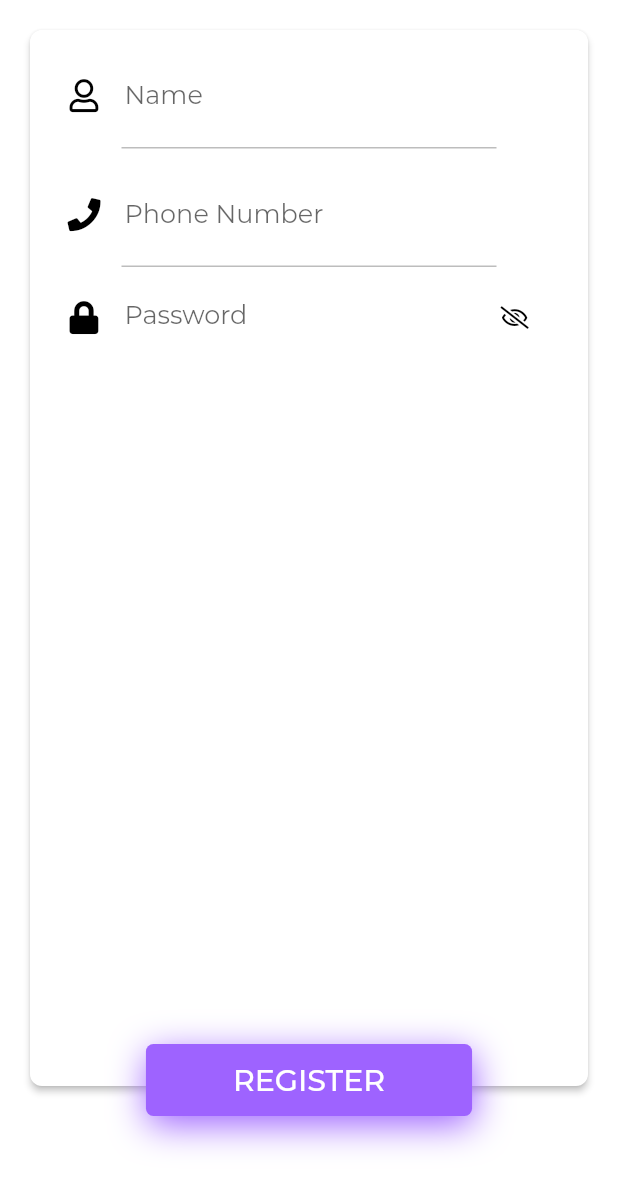
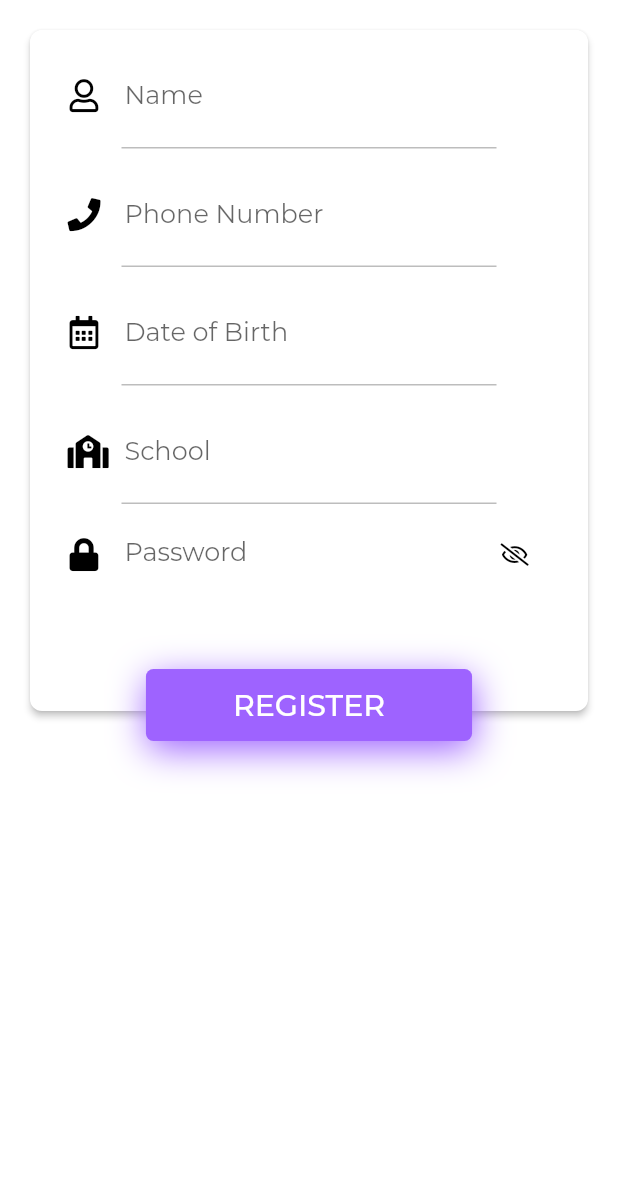
Before and after one commit to Vasha-Shikkha/mobile_application, a Flutter app: the RegistrationForm widget shown alone on an empty page, opened directly, on a phone screen of 412 x 824 dp. Shown: the top 1189 px of the screen. Run offline on Flutter 3.47's test engine with Material 2 defaults, Android fonts, the phone set to English and light mode, and no system bars; our stand-ins replace connectivity_plus, dio, firebase_core, flutter_spinkit, flutter_svg, font_awesome_flutter and 1 more; missing offline and left inert: flutter_animated_dialog; accounts and stored records are empty; project files that could hold a hidden picture were left out.

Commit message:
Add date of birth & school in registration

```diff
--- a/lib/ui/login/registration_form.dart
+++ b/lib/ui/login/registration_form.dart
@@ -1,8 +1,5 @@
-import 'dart:convert';
-
 import 'package:Vasha_Shikkha/data/controllers/login.dart';
 import 'package:Vasha_Shikkha/ui/home/home_screen.dart';
-import 'package:Vasha_Shikkha/ui/login/login_screen.dart';
 import 'package:flutter/material.dart';
 import 'package:flutter_spinkit/flutter_spinkit.dart';
 import 'package:font_awesome_flutter/font_awesome_flutter.dart';
@@ -19,15 +16,19 @@ class RegistrationForm extends StatefulWidget {
 class _RegistrationFormState extends State<RegistrationForm> {
   final FocusNode myFocusNodeNameRegister = FocusNode();
   final FocusNode myFocusNodePhoneRegister = FocusNode();
+  final FocusNode myFocusNodeDobRegister = FocusNode();
+  final FocusNode myFocusNodeSchoolRegister = FocusNode();
   final FocusNode myFocusNodePasswordRegister = FocusNode();
 
-  TextEditingController registerNameController = new TextEditingController();
-  TextEditingController registerPhoneController = new TextEditingController();
-  TextEditingController registerPasswordController =
-      new TextEditingController();
+  TextEditingController registerNameController = TextEditingController();
+  TextEditingController registerPhoneController = TextEditingController();
+  TextEditingController registerDobController = TextEditingController();
+  TextEditingController registerSchoolController = TextEditingController();
+  TextEditingController registerPasswordController = TextEditingController();
 
   bool _obscureTextRegister = true;
   bool _loading = false;
+  DateTime _dateOfBirth;
 
   LoginController _loginController;
   GlobalKey<FormState> _formKey;
@@ -41,7 +42,8 @@ class _RegistrationFormState extends State<RegistrationForm> {
 
   @override
   Widget build(BuildContext context) {
-    return Stack(
+    return SingleChildScrollView(
+      child: Stack(
         alignment: AlignmentDirectional.topCenter,
         clipBehavior: Clip.antiAlias,
         children: <Widget>[
@@ -136,7 +138,73 @@ class _RegistrationFormState extends State<RegistrationForm> {
                   ),
                   Padding(
                     padding: EdgeInsets.only(
-                      top: 10.0, bottom: 20.0, left: 25.0, right: 25.0),
+                        top: 20.0, bottom: 10.0, left: 25.0, right: 25.0),
+                    child: TextFormField(
+                      focusNode: myFocusNodeDobRegister,
+                      controller: registerDobController,
+                      readOnly: true,
+                      style: TextStyle(
+                        fontSize: 16.0,
+                        color: Colors.black,
+                      ),
+                      decoration: InputDecoration(
+                        border: InputBorder.none,
+                        icon: Icon(
+                          FontAwesomeIcons.calendarAlt,
+                          color: Colors.black,
+                          size: 22.0,
+                        ),
+                        hintText: "Date of Birth",
+                        hintStyle: TextStyle(fontSize: 17.0),
+                      ),
+                      onTap: () async {
+                        _dateOfBirth = await showDatePicker(
+                          context: context,
+                          initialDate: DateTime(DateTime.now().year - 10),
+                          firstDate: DateTime(1900),
+                          lastDate: DateTime.now(),
+                        );
+                        registerDobController.text =
+                            _dateOfBirth.toString().substring(0, 10);
+                      },
+                    ),
+                  ),
+                  Container(
+                    width: 250.0,
+                    height: 1.0,
+                    color: Colors.grey[400],
+                  ),
+                  Padding(
+                    padding: EdgeInsets.only(
+                        top: 20.0, bottom: 10.0, left: 25.0, right: 25.0),
+                    child: TextFormField(
+                      focusNode: myFocusNodeSchoolRegister,
+                      controller: registerSchoolController,
+                      keyboardType: TextInputType.text,
+                      style: TextStyle(
+                        fontSize: 16.0,
+                        color: Colors.black,
+                      ),
+                      decoration: InputDecoration(
+                        border: InputBorder.none,
+                        icon: Icon(
+                          FontAwesomeIcons.school,
+                          color: Colors.black,
+                          size: 22.0,
+                        ),
+                        hintText: "School",
+                        hintStyle: TextStyle(fontSize: 17.0),
+                      ),
+                    ),
+                  ),
+                  Container(
+                    width: 250.0,
+                    height: 1.0,
+                    color: Colors.grey[400],
+                  ),
+                  Padding(
+                    padding: EdgeInsets.only(
+                        top: 10.0, bottom: 80.0, left: 25.0, right: 25.0),
                     child: TextFormField(
                       focusNode: myFocusNodePasswordRegister,
                       controller: registerPasswordController,
@@ -221,7 +289,8 @@ class _RegistrationFormState extends State<RegistrationForm> {
                     try {
                       final registerMessage = await _register();
                       showInSnackBar(registerMessage);
-                    if (registerMessage.compareTo("Registration successful") ==
+                      if (registerMessage
+                              .compareTo("Registration successful") ==
                           0) {
                         await _login();
                         await Future.delayed(
@@ -246,6 +315,7 @@ class _RegistrationFormState extends State<RegistrationForm> {
             ),
           ),
         ],
+      ),
     );
   }
 
@@ -275,6 +345,8 @@ class _RegistrationFormState extends State<RegistrationForm> {
   Future<String> _register() async {
     String _name = registerNameController.text;
     String _phone = registerPhoneController.text;
+    // _dateTime
+    String _school = registerSchoolController.text;
     String _password = registerPasswordController.text;
     print(_phone + " pass :" + _password + "\n-----");
 
--- a/pubspec.yaml
+++ b/pubspec.yaml
@@ -15,7 +15,7 @@ publish_to: 'none' # Remove this line if you wish to publish to pub.dev
 # In iOS, build-name is used as CFBundleShortVersionString while build-number used as CFBundleVersion.
 # Read more about iOS versioning at
 # https://developer.apple.com/library/archive/documentation/General/Reference/InfoPlistKeyReference/Articles/CoreFoundationKeys.html
-version: 1.0.0+1
+version: 1.0.0+2
 
 environment:
   sdk: ">=2.7.0 <3.0.0"
```
Lines whose indentation alone changed are shown as unchanged.
